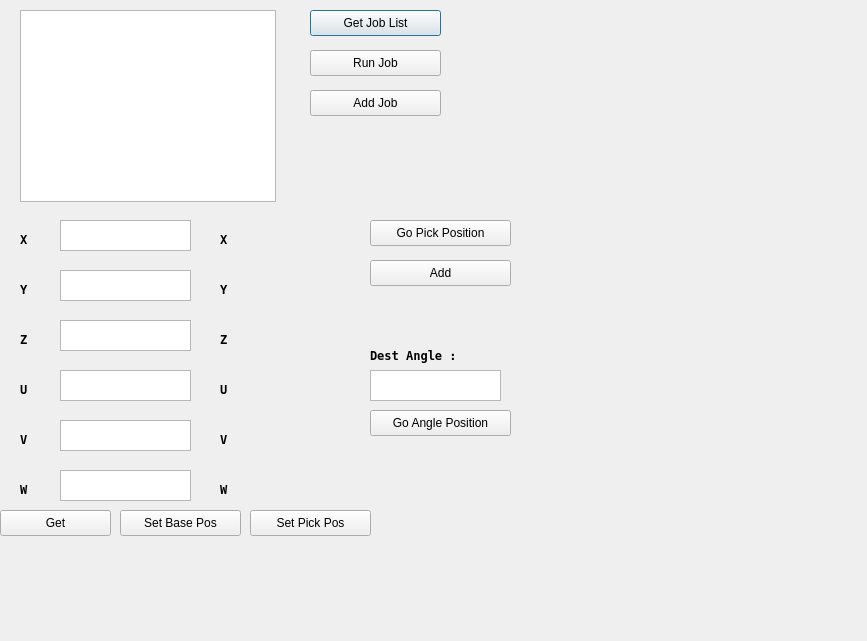
This is ui/dialogprogram_detection.ui in rendezvue/ViNet as Qt 5 draws it before an edit. The edited form follows.
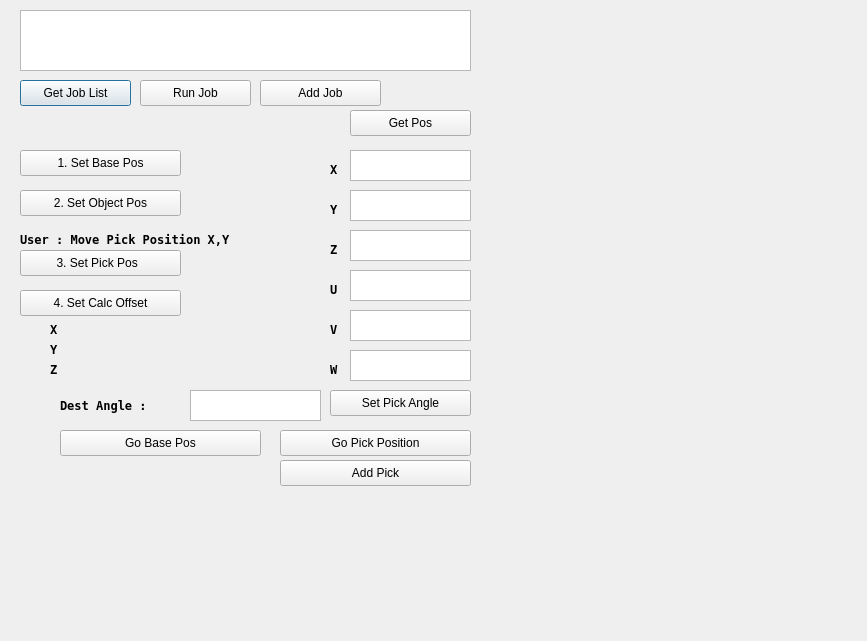
This is the edited form.

Commit message: 2D Pick & Place api added.

The edit to the form file:
```diff
--- a/ui/dialogprogram_detection.ui
+++ b/ui/dialogprogram_detection.ui
@@ -18,17 +18,17 @@
     <rect>
      <x>20</x>
      <y>10</y>
-     <width>256</width>
-     <height>192</height>
+     <width>451</width>
+     <height>61</height>
     </rect>
    </property>
   </widget>
   <widget class="QPushButton" name="pushButton_Get_JobList">
    <property name="geometry">
     <rect>
-     <x>310</x>
-     <y>10</y>
-     <width>131</width>
+     <x>20</x>
+     <y>80</y>
+     <width>111</width>
      <height>26</height>
     </rect>
    </property>
@@ -39,9 +39,9 @@
   <widget class="QPushButton" name="pushButton_Add_Job">
    <property name="geometry">
     <rect>
-     <x>310</x>
-     <y>90</y>
-     <width>131</width>
+     <x>260</x>
+     <y>80</y>
+     <width>121</width>
      <height>26</height>
     </rect>
    </property>
@@ -52,9 +52,9 @@
   <widget class="QPushButton" name="Run_Job">
    <property name="geometry">
     <rect>
-     <x>310</x>
-     <y>50</y>
-     <width>131</width>
+     <x>140</x>
+     <y>80</y>
+     <width>111</width>
      <height>26</height>
     </rect>
    </property>
@@ -65,9 +65,9 @@
   <widget class="QPushButton" name="pushButton_Go_PickPosition">
    <property name="geometry">
     <rect>
-     <x>370</x>
-     <y>220</y>
-     <width>141</width>
+     <x>280</x>
+     <y>430</y>
+     <width>191</width>
      <height>26</height>
     </rect>
    </property>
@@ -78,9 +78,9 @@
   <widget class="QTextEdit" name="Edit_Z">
    <property name="geometry">
     <rect>
-     <x>60</x>
-     <y>320</y>
-     <width>131</width>
+     <x>350</x>
+     <y>230</y>
+     <width>121</width>
      <height>31</height>
     </rect>
    </property>
@@ -88,34 +88,34 @@
   <widget class="QPushButton" name="pushButton_Add_Go_PickPosition">
    <property name="geometry">
     <rect>
-     <x>370</x>
-     <y>260</y>
-     <width>141</width>
+     <x>280</x>
+     <y>460</y>
+     <width>191</width>
      <height>26</height>
     </rect>
    </property>
    <property name="text">
-    <string>Add</string>
+    <string>Add Pick</string>
    </property>
   </widget>
   <widget class="QPushButton" name="pushButton_Go_AnglePosition">
    <property name="geometry">
     <rect>
-     <x>370</x>
-     <y>410</y>
+     <x>330</x>
+     <y>390</y>
      <width>141</width>
      <height>26</height>
     </rect>
    </property>
    <property name="text">
-    <string>Go Angle Position</string>
+    <string>Set Pick Angle</string>
    </property>
   </widget>
   <widget class="QTextEdit" name="Edit_Angle">
    <property name="geometry">
     <rect>
-     <x>370</x>
-     <y>370</y>
+     <x>190</x>
+     <y>390</y>
      <width>131</width>
      <height>31</height>
     </rect>
@@ -124,8 +124,8 @@
   <widget class="QLabel" name="label_5">
    <property name="geometry">
     <rect>
-     <x>370</x>
-     <y>340</y>
+     <x>60</x>
+     <y>390</y>
      <width>121</width>
      <height>31</height>
     </rect>
@@ -145,8 +145,8 @@
   <widget class="QLabel" name="label_2">
    <property name="geometry">
     <rect>
-     <x>20</x>
-     <y>230</y>
+     <x>330</x>
+     <y>160</y>
      <width>41</width>
      <height>18</height>
     </rect>
@@ -166,9 +166,9 @@
   <widget class="QTextEdit" name="Edit_W">
    <property name="geometry">
     <rect>
-     <x>60</x>
-     <y>470</y>
-     <width>131</width>
+     <x>350</x>
+     <y>350</y>
+     <width>121</width>
      <height>31</height>
     </rect>
    </property>
@@ -176,9 +176,9 @@
   <widget class="QTextEdit" name="Edit_X">
    <property name="geometry">
     <rect>
-     <x>60</x>
-     <y>220</y>
-     <width>131</width>
+     <x>350</x>
+     <y>150</y>
+     <width>121</width>
      <height>31</height>
     </rect>
    </property>
@@ -186,9 +186,9 @@
   <widget class="QTextEdit" name="Edit_V">
    <property name="geometry">
     <rect>
-     <x>60</x>
-     <y>420</y>
-     <width>131</width>
+     <x>350</x>
+     <y>310</y>
+     <width>121</width>
      <height>31</height>
     </rect>
    </property>
@@ -196,9 +196,9 @@
   <widget class="QTextEdit" name="Edit_U">
    <property name="geometry">
     <rect>
-     <x>60</x>
-     <y>370</y>
-     <width>131</width>
+     <x>350</x>
+     <y>270</y>
+     <width>121</width>
      <height>31</height>
     </rect>
    </property>
@@ -206,8 +206,8 @@
   <widget class="QLabel" name="label_6">
    <property name="geometry">
     <rect>
-     <x>20</x>
-     <y>480</y>
+     <x>330</x>
+     <y>360</y>
      <width>41</width>
      <height>18</height>
     </rect>
@@ -227,8 +227,8 @@
   <widget class="QLabel" name="label_3">
    <property name="geometry">
     <rect>
-     <x>20</x>
-     <y>280</y>
+     <x>330</x>
+     <y>200</y>
      <width>41</width>
      <height>18</height>
     </rect>
@@ -248,8 +248,8 @@
   <widget class="QLabel" name="label_7">
    <property name="geometry">
     <rect>
-     <x>20</x>
-     <y>330</y>
+     <x>330</x>
+     <y>240</y>
      <width>41</width>
      <height>18</height>
     </rect>
@@ -269,8 +269,8 @@
   <widget class="QLabel" name="label_8">
    <property name="geometry">
     <rect>
-     <x>20</x>
-     <y>430</y>
+     <x>330</x>
+     <y>320</y>
      <width>41</width>
      <height>18</height>
     </rect>
@@ -290,9 +290,9 @@
   <widget class="QTextEdit" name="Edit_Y">
    <property name="geometry">
     <rect>
-     <x>60</x>
-     <y>270</y>
-     <width>131</width>
+     <x>350</x>
+     <y>190</y>
+     <width>121</width>
      <height>31</height>
     </rect>
    </property>
@@ -300,8 +300,8 @@
   <widget class="QLabel" name="label_9">
    <property name="geometry">
     <rect>
-     <x>20</x>
-     <y>380</y>
+     <x>330</x>
+     <y>280</y>
      <width>41</width>
      <height>18</height>
     </rect>
@@ -321,34 +321,68 @@
   <widget class="QPushButton" name="pushButton_Get">
    <property name="geometry">
     <rect>
-     <x>0</x>
-     <y>510</y>
-     <width>111</width>
-     <height>26</height>
-    </rect>
-   </property>
-   <property name="text">
-    <string>Get</string>
-   </property>
-  </widget>
-  <widget class="QPushButton" name="pushButton_Set_PickPos">
-   <property name="geometry">
-    <rect>
-     <x>250</x>
-     <y>510</y>
+     <x>350</x>
+     <y>110</y>
      <width>121</width>
      <height>26</height>
     </rect>
    </property>
    <property name="text">
-    <string>Set Pick Pos</string>
+    <string>Get Pos</string>
    </property>
   </widget>
-  <widget class="QLabel" name="label_X_SetPos">
+  <widget class="QPushButton" name="pushButton_Set_Pick_Pos">
    <property name="geometry">
     <rect>
-     <x>220</x>
-     <y>230</y>
+     <x>20</x>
+     <y>250</y>
+     <width>161</width>
+     <height>26</height>
+    </rect>
+   </property>
+   <property name="text">
+    <string>3. Set Pick Pos  </string>
+   </property>
+  </widget>
+  <widget class="QPushButton" name="pushButton_Set_Obj_Pos">
+   <property name="geometry">
+    <rect>
+     <x>20</x>
+     <y>190</y>
+     <width>161</width>
+     <height>26</height>
+    </rect>
+   </property>
+   <property name="text">
+    <string>2. Set Object Pos</string>
+   </property>
+  </widget>
+  <widget class="QLabel" name="label_Y_Offset">
+   <property name="geometry">
+    <rect>
+     <x>50</x>
+     <y>340</y>
+     <width>111</width>
+     <height>18</height>
+    </rect>
+   </property>
+   <property name="font">
+    <font>
+     <family>DejaVu Sans Mono</family>
+     <weight>75</weight>
+     <italic>false</italic>
+     <bold>true</bold>
+    </font>
+   </property>
+   <property name="text">
+    <string>Y</string>
+   </property>
+  </widget>
+  <widget class="QLabel" name="label_X_Offset">
+   <property name="geometry">
+    <rect>
+     <x>50</x>
+     <y>320</y>
      <width>111</width>
      <height>18</height>
     </rect>
@@ -368,8 +402,8 @@
   <widget class="QLabel" name="label_Z_SetPos">
    <property name="geometry">
     <rect>
-     <x>220</x>
-     <y>330</y>
+     <x>50</x>
+     <y>360</y>
      <width>111</width>
      <height>18</height>
     </rect>
@@ -386,101 +420,64 @@
     <string>Z</string>
    </property>
   </widget>
-  <widget class="QLabel" name="label_Y_SetPos">
+  <widget class="QPushButton" name="pushButton_Set_Base_Position">
    <property name="geometry">
     <rect>
-     <x>220</x>
-     <y>280</y>
-     <width>111</width>
-     <height>18</height>
+     <x>20</x>
+     <y>150</y>
+     <width>161</width>
+     <height>26</height>
     </rect>
    </property>
-   <property name="font">
-    <font>
-     <family>DejaVu Sans Mono</family>
-     <weight>75</weight>
-     <italic>false</italic>
-     <bold>true</bold>
-    </font>
-   </property>
    <property name="text">
-    <string>Y</string>
+    <string>1. Set Base Pos</string>
    </property>
   </widget>
-  <widget class="QLabel" name="label_W_SetPos">
+  <widget class="QPushButton" name="pushButton_Set_Calc_Offset">
    <property name="geometry">
     <rect>
-     <x>220</x>
-     <y>480</y>
-     <width>111</width>
-     <height>18</height>
+     <x>20</x>
+     <y>290</y>
+     <width>161</width>
+     <height>26</height>
     </rect>
    </property>
-   <property name="font">
-    <font>
-     <family>DejaVu Sans Mono</family>
-     <weight>75</weight>
-     <italic>false</italic>
-     <bold>true</bold>
-    </font>
-   </property>
    <property name="text">
-    <string>W</string>
+    <string>4. Set Calc Offset</string>
    </property>
   </widget>
-  <widget class="QLabel" name="label_V_SetPos">
+  <widget class="QPushButton" name="pushButton_Go_Base_Pos">
    <property name="geometry">
     <rect>
-     <x>220</x>
+     <x>60</x>
      <y>430</y>
-     <width>111</width>
-     <height>18</height>
-    </rect>
-   </property>
-   <property name="font">
-    <font>
-     <family>DejaVu Sans Mono</family>
-     <weight>75</weight>
-     <italic>false</italic>
-     <bold>true</bold>
-    </font>
-   </property>
-   <property name="text">
-    <string>V</string>
-   </property>
-  </widget>
-  <widget class="QLabel" name="label_U_SetPos">
-   <property name="geometry">
-    <rect>
-     <x>220</x>
-     <y>380</y>
-     <width>111</width>
-     <height>18</height>
-    </rect>
-   </property>
-   <property name="font">
-    <font>
-     <family>DejaVu Sans Mono</family>
-     <weight>75</weight>
-     <italic>false</italic>
-     <bold>true</bold>
-    </font>
-   </property>
-   <property name="text">
-    <string>U</string>
-   </property>
-  </widget>
-  <widget class="QPushButton" name="pushButton_Set_BasePos">
-   <property name="geometry">
-    <rect>
-     <x>120</x>
-     <y>510</y>
-     <width>121</width>
+     <width>201</width>
      <height>26</height>
     </rect>
    </property>
    <property name="text">
-    <string>Set Base Pos</string>
+    <string>Go Base Pos</string>
+   </property>
+  </widget>
+  <widget class="QLabel" name="label_Move_Robot_User">
+   <property name="geometry">
+    <rect>
+     <x>20</x>
+     <y>230</y>
+     <width>271</width>
+     <height>18</height>
+    </rect>
+   </property>
+   <property name="font">
+    <font>
+     <family>DejaVu Sans Mono</family>
+     <weight>75</weight>
+     <italic>false</italic>
+     <bold>true</bold>
+    </font>
+   </property>
+   <property name="text">
+    <string>User : Move Pick Position X,Y</string>
    </property>
   </widget>
  </widget>
```
Left out of the diff: 6 changed lines with no effect on the pictures. The commit also changes 3 other files.
